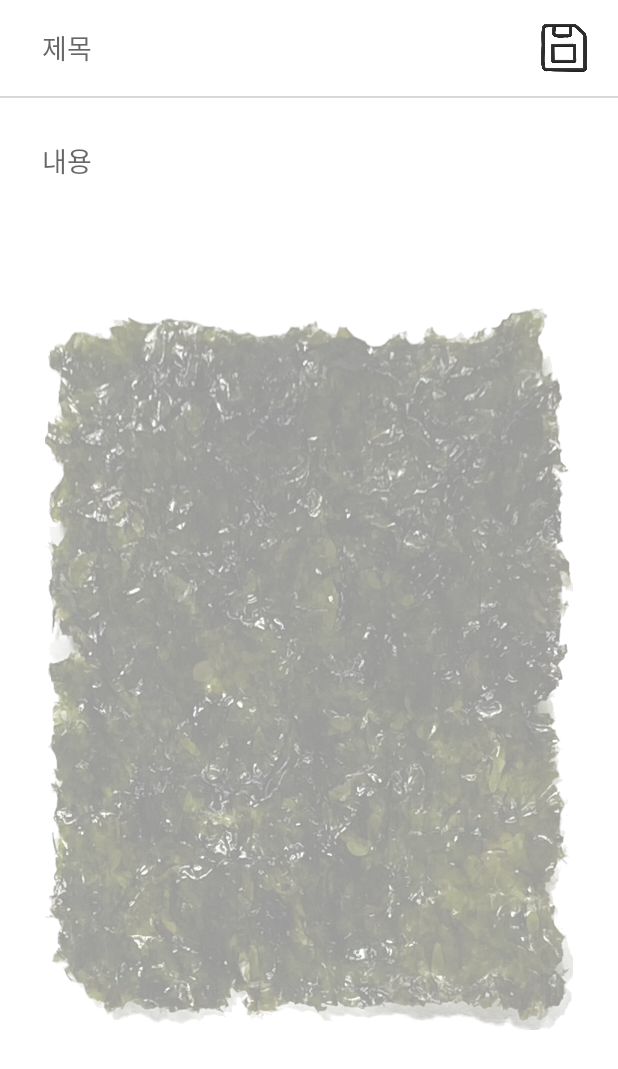
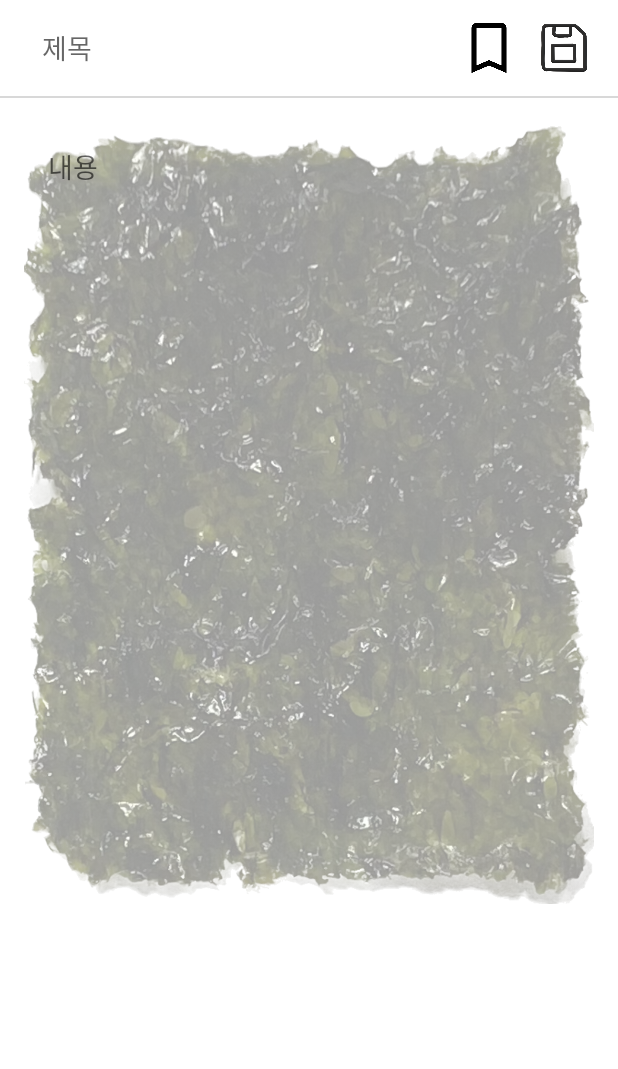
Before and after one commit to blueland99/KimOneSheet, an Android app: the WriteActivity screen opened directly, with no data from a screen before it, on a phone screen of 412 x 824 dp. Shown: the top 1069 px of the screen. Run offline under Robolectric (Android 15) with nearby library versions, the phone set to English and light mode, and no system bars; our stand-ins replace data binding.

Commit message:
북마크 기능 추가

```diff
--- a/app/src/main/AndroidManifest.xml
+++ b/app/src/main/AndroidManifest.xml
@@ -27,6 +27,7 @@
         <activity
             android:name=".view.activity.WriteActivity"
             android:exported="true"
+            android:windowSoftInputMode="adjustResize"
             android:screenOrientation="portrait" />
     </application>
 
--- a/app/src/main/java/com/blueland/kimonesheet/db/entity/MemoEntity.kt
+++ b/app/src/main/java/com/blueland/kimonesheet/db/entity/MemoEntity.kt
@@ -12,5 +12,5 @@ data class MemoEntity(
     @ColumnInfo val content: String,
     @ColumnInfo(name = "reg_date") val regDate: Long = System.currentTimeMillis(),
     @ColumnInfo(name = "mod_date") val modDate: Long = System.currentTimeMillis(),
-    @ColumnInfo(defaultValue = "0") val bookmark: Boolean = false
+    @ColumnInfo(defaultValue = "0") var bookmark: Boolean = false
 ) : Serializable
--- a/app/src/main/java/com/blueland/kimonesheet/view/adapter/ListAdapter.kt
+++ b/app/src/main/java/com/blueland/kimonesheet/view/adapter/ListAdapter.kt
@@ -13,6 +13,7 @@ class ListAdapter : RecyclerView.Adapter<RecyclerView.ViewHolder>() {
     var listener: ListListener? = null
 
     interface ListListener {
+        fun itemOnBookmark(pos: Int, item: MemoEntity, bookmarked: Boolean)
         fun itemOnClick(pos: Int, item: MemoEntity)
         fun itemOnLongClick(pos: Int, item: MemoEntity)
     }
--- a/app/src/main/java/com/blueland/kimonesheet/view/adapter/holder/ListHolder.kt
+++ b/app/src/main/java/com/blueland/kimonesheet/view/adapter/holder/ListHolder.kt
@@ -13,10 +13,14 @@ class ListHolder(
 
     fun bind(pos: Int, item: MemoEntity) {
         binding.apply {
+            cbBookmark.isChecked = item.bookmark
             tvTitle.text = item.title
             tvContent.text = item.content
-            tvDatetime.text = SimpleDateFormat("yyyy-MM-dd hh:mm:ss").format(Date(item.modDate))
+            tvDatetime.text = SimpleDateFormat("yyyy-MM-dd hh:mm").format(Date(item.modDate))
 
+            cbBookmark.setOnCheckedChangeListener { _, checked ->
+                listener?.itemOnBookmark(pos, item, checked)
+            }
             itemView.setOnClickListener {
                 listener?.itemOnClick(pos, item)
             }
--- /dev/null
+++ b/app/src/main/res/drawable/cb_bookmark.xml
@@ -0,0 +1,5 @@
+<?xml version="1.0" encoding="utf-8"?>
+<selector xmlns:android="http://schemas.android.com/apk/res/android">
+    <item android:drawable="@drawable/ic_bookmark_false" android:state_checked="false" />
+    <item android:drawable="@drawable/ic_bookmark_true" android:state_checked="true" />
+</selector>
--- a/app/src/main/res/layout/activity_write.xml
+++ b/app/src/main/res/layout/activity_write.xml
@@ -22,8 +22,20 @@
                 android:layout_height="0dp"
                 android:hint="제목"
                 app:layout_constraintBottom_toBottomOf="parent"
+                app:layout_constraintEnd_toStartOf="@id/cb_bookmark"
+                app:layout_constraintStart_toStartOf="parent"
+                app:layout_constraintTop_toTopOf="parent" />
+
+            <CheckBox
+                android:id="@+id/cb_bookmark"
+                android:layout_width="40dp"
+                android:layout_height="40dp"
+                android:layout_marginStart="10dp"
+                android:background="@drawable/cb_bookmark"
+                android:button="@null"
+                app:layout_constraintBottom_toBottomOf="parent"
                 app:layout_constraintEnd_toStartOf="@id/btn_save"
-                app:layout_constraintStart_toStartOf="parent"
+                app:layout_constraintStart_toEndOf="@id/et_title"
                 app:layout_constraintTop_toTopOf="parent" />
 
             <ImageButton
@@ -35,7 +47,7 @@
                 android:src="@drawable/btn_save"
                 app:layout_constraintBottom_toBottomOf="parent"
                 app:layout_constraintEnd_toEndOf="parent"
-                app:layout_constraintStart_toEndOf="@id/et_title"
+                app:layout_constraintStart_toEndOf="@id/cb_bookmark"
                 app:layout_constraintTop_toTopOf="parent" />
 
         </androidx.constraintlayout.widget.ConstraintLayout>
@@ -49,32 +61,27 @@
 
         <ImageView
             android:layout_width="match_parent"
-            android:layout_height="0dp"
+            android:layout_height="wrap_content"
+            android:layout_margin="16dp"
             android:layout_marginHorizontal="30dp"
+            android:adjustViewBounds="true"
             android:alpha="0.4"
             android:src="@drawable/write_bg"
-            app:layout_constraintBottom_toBottomOf="parent"
             app:layout_constraintEnd_toEndOf="parent"
             app:layout_constraintStart_toStartOf="parent"
             app:layout_constraintTop_toBottomOf="@id/line1" />
 
-        <ScrollView
+        <EditText
+            android:id="@+id/et_content"
+            style="@style/edit_multi_line"
             android:layout_width="match_parent"
             android:layout_height="0dp"
+            android:layout_margin="16dp"
+            android:hint="내용"
             android:padding="16dp"
+            android:scrollbars="vertical"
             app:layout_constraintBottom_toBottomOf="parent"
-            app:layout_constraintTop_toBottomOf="@id/line1">
-
-            <EditText
-                android:id="@+id/et_content"
-                style="@style/edit_multi_line"
-                android:layout_width="match_parent"
-                android:layout_height="match_parent"
-                android:hint="내용"
-                app:layout_constraintBottom_toBottomOf="parent"
-                app:layout_constraintTop_toBottomOf="@id/line1" />
-
-        </ScrollView>
+            app:layout_constraintTop_toBottomOf="@id/line1" />
 
     </androidx.constraintlayout.widget.ConstraintLayout>
 
```
Also changed, not shown: app/src/main/java/com/blueland/kimonesheet/view/activity/MainActivity.kt (+34 -4 lines), app/src/main/java/com/blueland/kimonesheet/view/activity/WriteActivity.kt (+5 -2 lines), app/src/main/res/layout/item_list.xml (+17 -5 lines), app/src/main/res/drawable/ic_bookmark_false.png (added), app/src/main/res/drawable/ic_bookmark_true.png (added).
